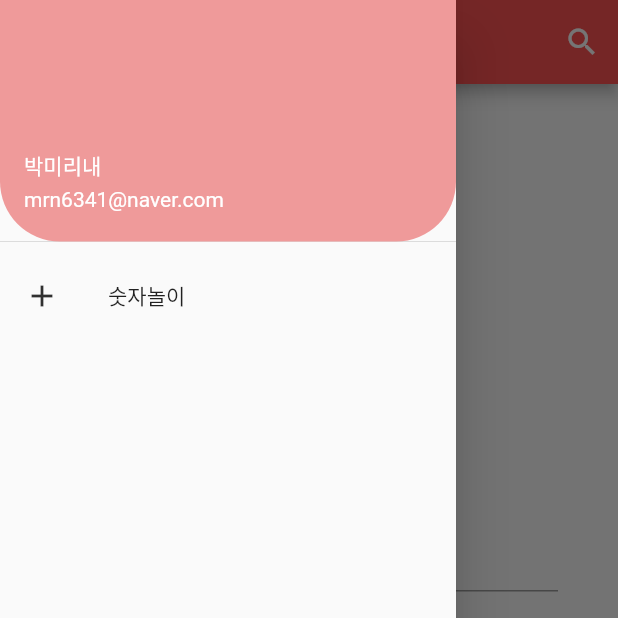
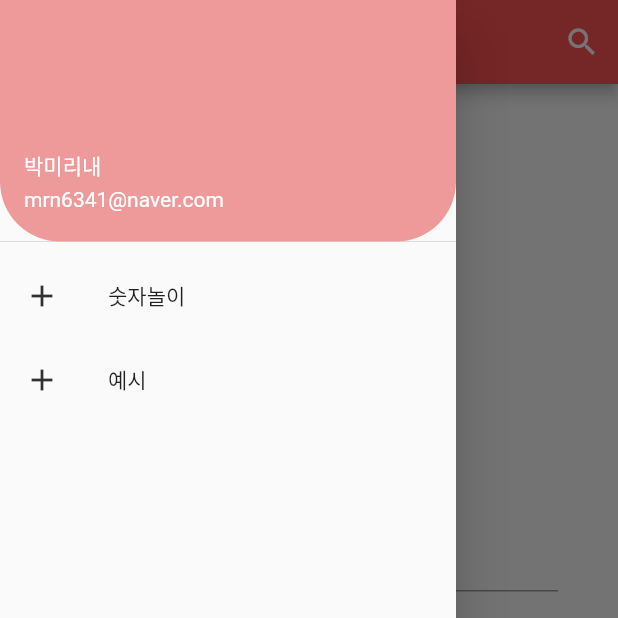
Before and after one commit to mirinaepark/flutter_app_basic, a Flutter app: the screen it shows after launch, with the side drawer open, on a phone screen of 412 x 824 dp, the top half of it. Run offline on Flutter 3.47's test engine with Material 2 defaults, Android fonts, the phone set to English and light mode, and no system bars.

Commit message:
layout 이해 - container - column - row - SingleChildScrollView class - child

```diff
--- a/lib/main.dart
+++ b/lib/main.dart
@@ -1,6 +1,7 @@
 import 'package:flutter/material.dart';
 import 'dice.dart';
 import 'counter.dart';
+import 'layout.dart';
 
 void main() => runApp(MyApp());
 
@@ -49,6 +50,13 @@ class _LogInState extends State<LogIn> {
               title: Text('숫자놀이'),
               onTap: (){
                 Navigator.push(context, MaterialPageRoute(builder: (BuildContext context) => Counter()));
+              },
+            ),
+            ListTile(
+              leading: Icon(Icons.add, color: Colors.grey[850],),
+              title: Text('예시'),
+              onTap: (){
+                Navigator.push(context, MaterialPageRoute(builder: (BuildContext context) => ExApp()));
               },
             ),
           ],
```
